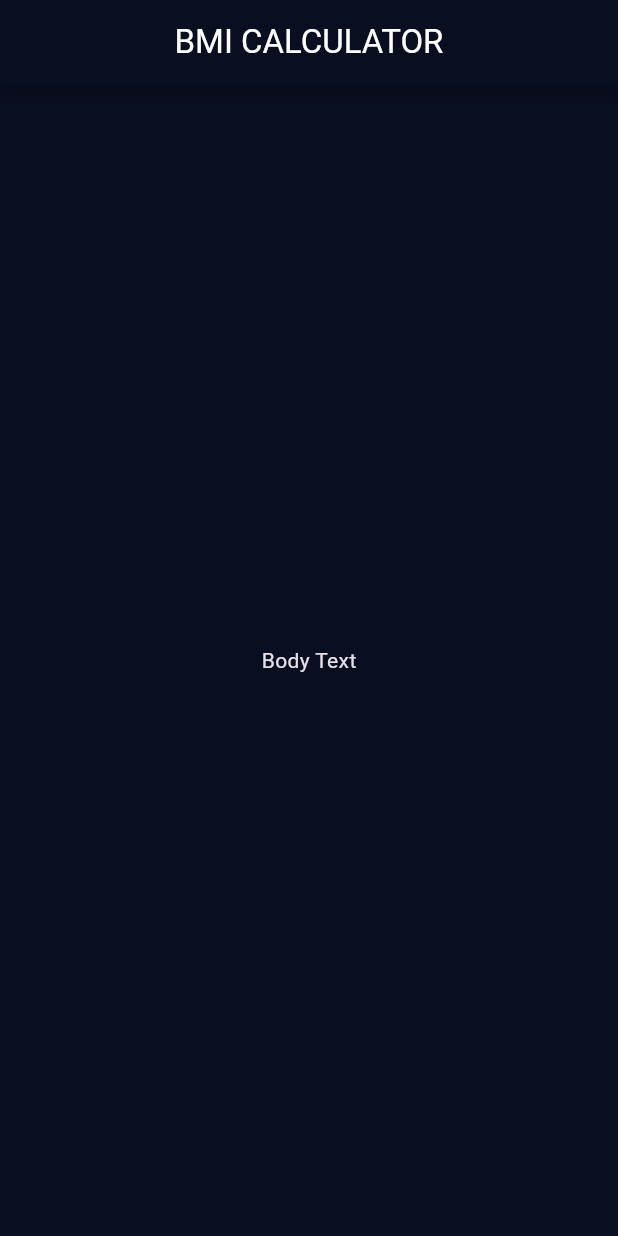
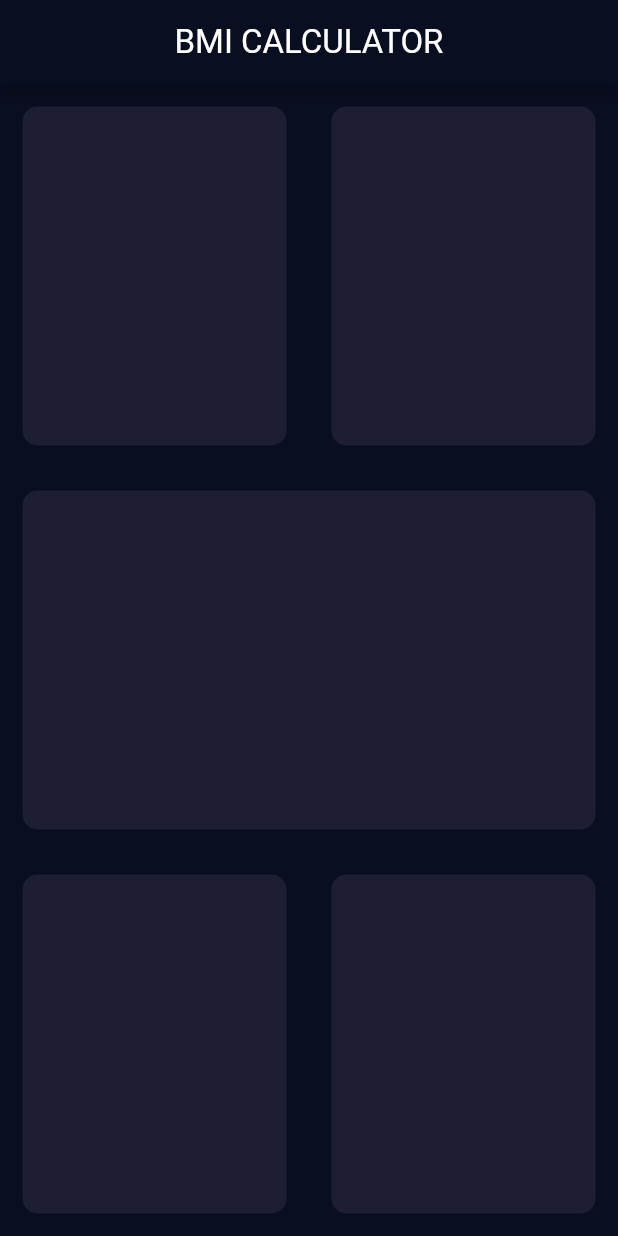
Before and after one commit to Adnan25z/bmi_calculator_flutter, a Flutter app: the screen it shows after launch, on a phone screen of 412 x 824 dp. Run offline on Flutter 3.47's test engine with Material 3 defaults, Android fonts, the phone set to English and light mode, and no system bars.

Commit message:
Refactored flutter widgets and created a skeleton UI

```diff
--- a/lib/input_page.dart
+++ b/lib/input_page.dart
@@ -12,9 +12,54 @@ class _InputPageState extends State<InputPage> {
       appBar: AppBar(
         title: Center(child: Text('BMI CALCULATOR')),
       ),
-      body: Center(
-        child: Text('Body Text'),
+      body: Column(
+        children: [
+          Expanded(
+            child: Row(
+              children: <Widget>[
+                Expanded(
+                  child: ReusableCard(Color(0xFF1D1E33)),
+                ),
+                Expanded(
+                  child: ReusableCard(Color(0xFF1D1E33)),
+                ),
+              ],
+            ),
+          ),
+          Expanded(
+            child: ReusableCard(Color(0xFF1D1E33)),
+          ),
+          Expanded(
+            child: Row(
+              children: <Widget>[
+                Expanded(
+                  child: ReusableCard(Color(0xFF1D1E33),),
+                ),
+                Expanded(
+                  child: ReusableCard(Color(0xFF1D1E33)),
+                ),
+              ],
+            ),
+          ),
+        ],
       ),
     );
   }
 }
+
+class ReusableCard extends StatelessWidget {
+  ReusableCard(this.colour);
+  final Color colour;
+
+
+  @override
+  Widget build(BuildContext context) {
+    return Container(
+      margin: EdgeInsets.all(15.0),
+      decoration: BoxDecoration(
+          color: colour,
+          borderRadius: BorderRadius.circular(10.0)
+      ),
+    );
+  }
+}
```
